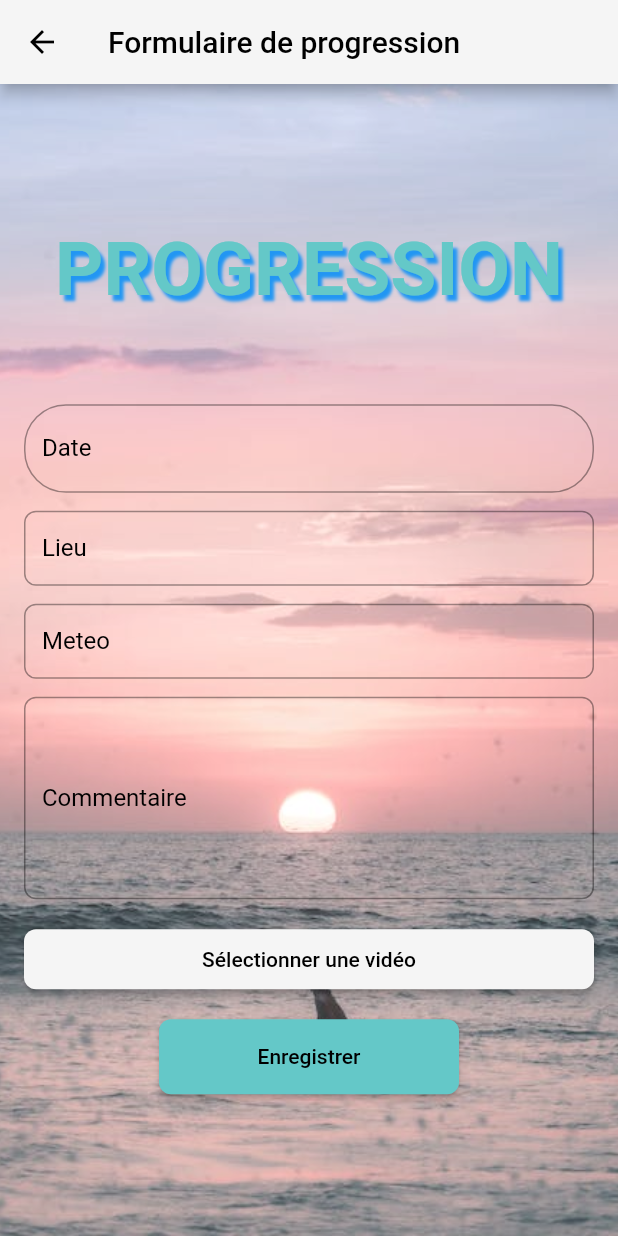
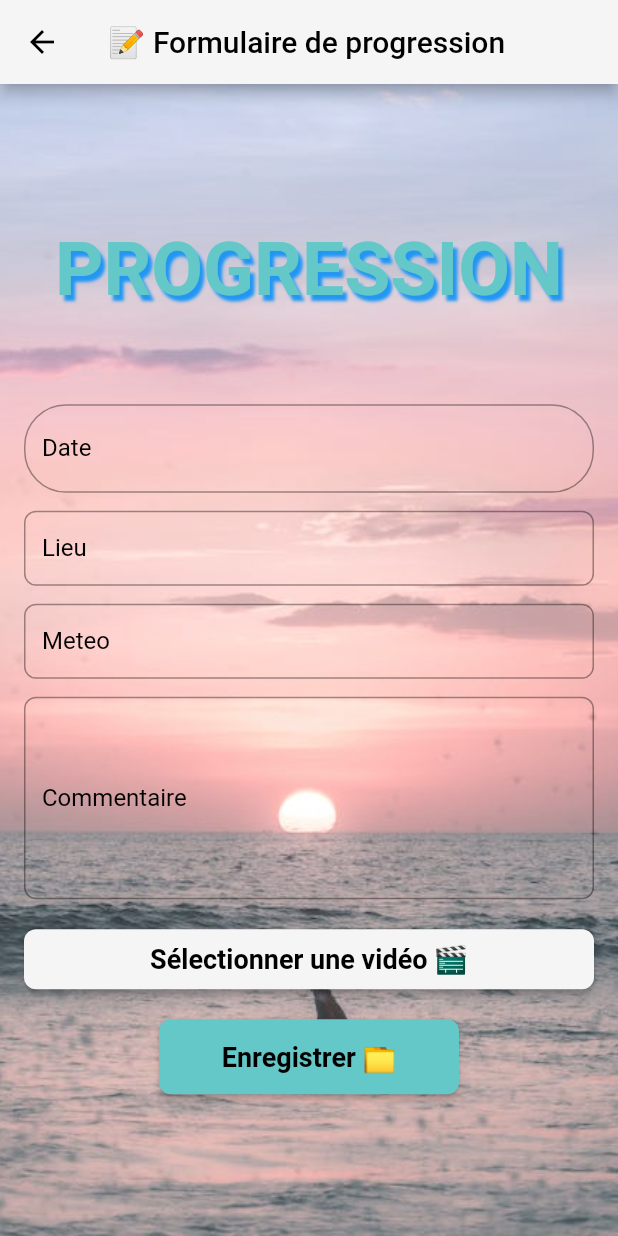
Before and after one commit to jeanJonathan/notebook_progress, a Flutter app: the FormScreen screen opened directly with empty values, on a phone screen of 412 x 824 dp. Run offline on Flutter 3.47's test engine with Material 2 defaults, Android fonts, the phone set to English and light mode, and no system bars; our stand-ins replace cloud_firestore, firebase_auth, firebase_core, firebase_storage, flutter_typeahead, image_picker and 2 more; accounts and stored records are empty; Roboto replaces fonts that are missing (YourFont).

Commit message:
amelioration des boutons du formulaire

```diff
--- a/lib/form_screen.dart
+++ b/lib/form_screen.dart
@@ -149,7 +149,7 @@ class _FormScreenState extends State<FormScreen> {
   Widget build(BuildContext context) {
     return Scaffold(
       appBar: AppBar(
-        title: Text('Formulaire de progression'),
+        title: Text('📝 Formulaire de progression'),
       ),
       body: Stack(
         children: [
@@ -389,26 +389,59 @@ class _FormScreenState extends State<FormScreen> {
                     SizedBox(height: 16.0),
                     ElevatedButton(
                       onPressed: _pickVideo,
-                      child: Text('Sélectionner une vidéo'),
+                      child: Row(
+                        mainAxisSize: MainAxisSize.min,
+                        children: [
+                          Text(
+                            'Sélectionner une vidéo ',
+                            style: TextStyle(
+                              fontSize: 18,
+                              fontWeight: FontWeight.bold,
+                              color: Colors.black,
+                            ),
+                          ),
+                          Text(
+                            '🎬', // Ajout d'un emoji pour la sélection de vidéo
+                            style: TextStyle(fontSize: 18),
+                          ),
+                        ],
+                      ),
                       style: ElevatedButton.styleFrom(
                         shape: RoundedRectangleBorder(
                           borderRadius: BorderRadius.circular(8),
                         ),
-                        minimumSize: Size(400, 40), // Taille souhaitée pour le bouton
+                        minimumSize: Size(400, 40),
                       ),
                     ),
                     SizedBox(height: 16.0),
                     ElevatedButton(
                       onPressed: _uploadData,
-                      child: Text('Enregistrer'),
+                      child: Row(
+                        mainAxisSize: MainAxisSize.min,
+                        children: [
+                          Text(
+                            'Enregistrer ',
+                            style: TextStyle(
+                              fontSize: 18,
+                              fontWeight: FontWeight.bold,
+                              color: Colors.black,
+                            ),
+                          ),
+                          Text(
+                            '📁', // Ajout d'un emoji pour l'enregistrement
+                            style: TextStyle(fontSize: 18),
+                          ),
+                        ],
+                      ),
                       style: ElevatedButton.styleFrom(
                         shape: RoundedRectangleBorder(
                           borderRadius: BorderRadius.circular(8),
                         ),
                         primary: Color(0xFF64C8C8),
-                        minimumSize: Size(200, 50), // Taille souhaitée pour le bouton
+                        minimumSize: Size(200, 50),
                       ),
                     ),
+
                   ],
                 ),
               ),
```
